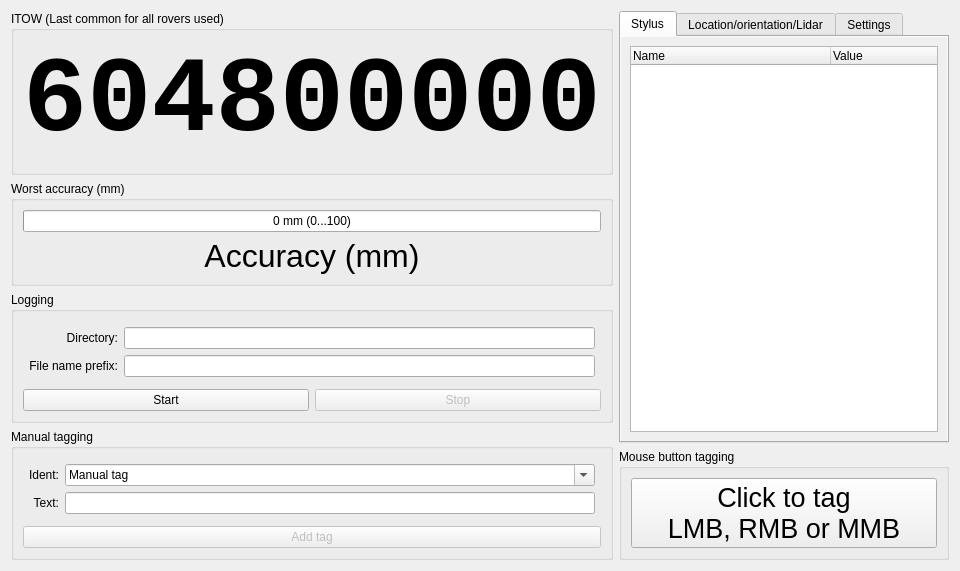
Above: essentialsform.ui from GNSS-Stylist/GNSS-Stylus before the change. Below: the same form after it.
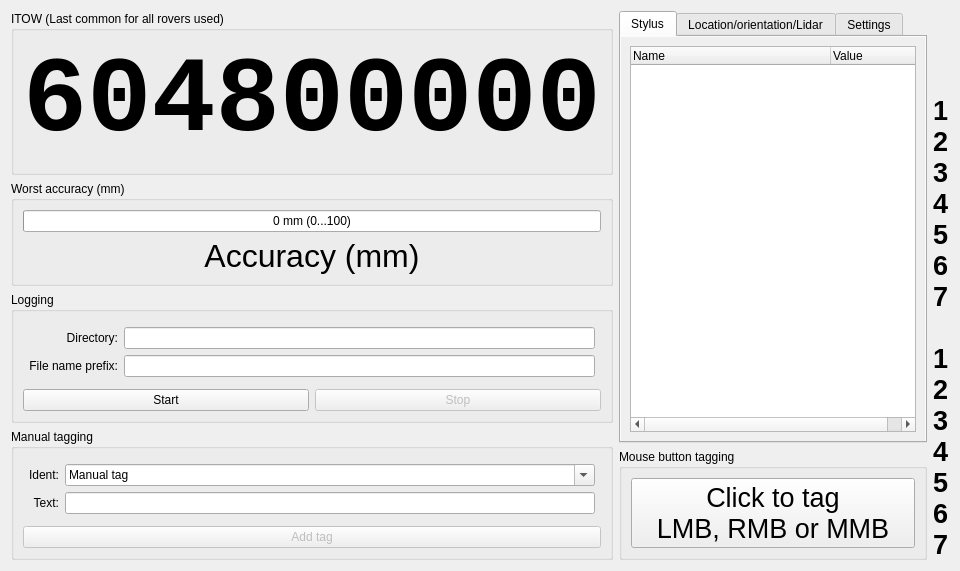
That is the form after the change. Custom widgets are drawn as their Qt base class.

Commit message:
Add uptime and iTOW to EssentialsForm's "sidebar"
Added to make it easier to sync videos with CGI-created ones when laptop screen's right side is placed inside the rig camera's view.

```diff
--- a/essentialsform.ui
+++ b/essentialsform.ui
@@ -685,6 +685,37 @@
      </item>
     </layout>
    </item>
+   <item>
+    <widget class="QLabel" name="label_Side">
+     <property name="font">
+      <font>
+       <pointsize>20</pointsize>
+       <weight>75</weight>
+       <bold>true</bold>
+      </font>
+     </property>
+     <property name="text">
+      <string>1
+2
+3
+4
+5
+6
+7
+
+1
+2
+3
+4
+5
+6
+7</string>
+     </property>
+     <property name="alignment">
+      <set>Qt::AlignBottom|Qt::AlignLeading|Qt::AlignLeft</set>
+     </property>
+    </widget>
+   </item>
   </layout>
  </widget>
  <customwidgets>
```
The commit also changes 2 other files.
